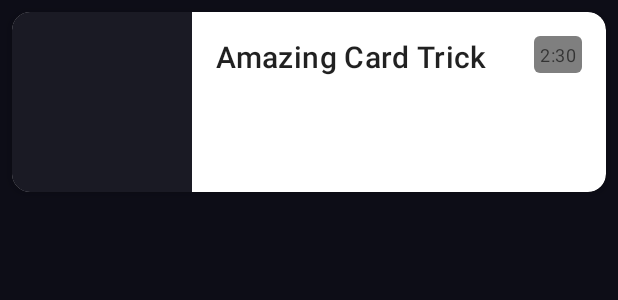
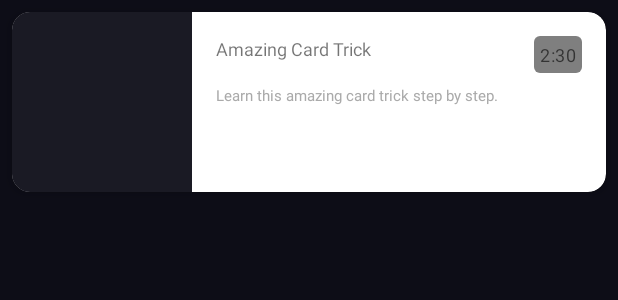
Before and after one commit to visiosoft/magict, an Android app built with Jetpack Compose: the layout item_magic_trick.xml on its own in the app's theme, with its tools: preview values and no code run, on a phone screen of 412 x 824 dp. Shown: the top 300 px of the screen. Run offline under Robolectric (Android 15) with nearby library versions, the phone set to English and light mode, and no system bars.

Commit message:
video player and title fixed

```diff
--- a/app/src/main/java/com/example/magictricks/adapter/MagicTrickAdapter.kt
+++ b/app/src/main/java/com/example/magictricks/adapter/MagicTrickAdapter.kt
@@ -43,6 +43,7 @@ class MagicTrickAdapter(
             binding.apply {
                 tvTitle.text = trick.title
                 tvDuration.text = trick.getFormattedDuration()
+                tvDescription.text = trick.description
 
                 // Load thumbnail using Glide
                 Glide.with(itemView.context)
--- a/app/src/main/res/layout/activity_video_player.xml
+++ b/app/src/main/res/layout/activity_video_player.xml
@@ -130,7 +130,7 @@
                     android:layout_width="match_parent"
                     android:layout_height="wrap_content"
                     android:clipToPadding="false"
-                    android:padding="8dp"
+                    android:padding="2dp"
                     android:background="#181828"
                     android:layout_marginBottom="24dp"
                     android:layout_marginTop="0dp" />
--- a/app/src/main/res/layout/item_magic_trick.xml
+++ b/app/src/main/res/layout/item_magic_trick.xml
@@ -29,11 +29,25 @@
             android:layout_margin="16dp"
             android:ellipsize="end"
             android:maxLines="2"
-            android:textAppearance="?attr/textAppearanceHeadline6"
+            android:textSize="12sp"
             app:layout_constraintEnd_toStartOf="@id/tvDuration"
             app:layout_constraintStart_toEndOf="@id/ivThumbnail"
             app:layout_constraintTop_toTopOf="parent"
             tools:text="Amazing Card Trick" />
+
+        <TextView
+            android:id="@+id/tvDescription"
+            android:layout_width="0dp"
+            android:layout_height="wrap_content"
+            android:layout_margin="16dp"
+            android:ellipsize="end"
+            android:maxLines="2"
+            android:textSize="10sp"
+            android:textColor="#AAAAAA"
+            app:layout_constraintEnd_toEndOf="parent"
+            app:layout_constraintStart_toEndOf="@id/ivThumbnail"
+            app:layout_constraintTop_toBottomOf="@id/tvTitle"
+            tools:text="Learn this amazing card trick step by step." />
 
         <TextView
             android:id="@+id/tvDuration"
```
